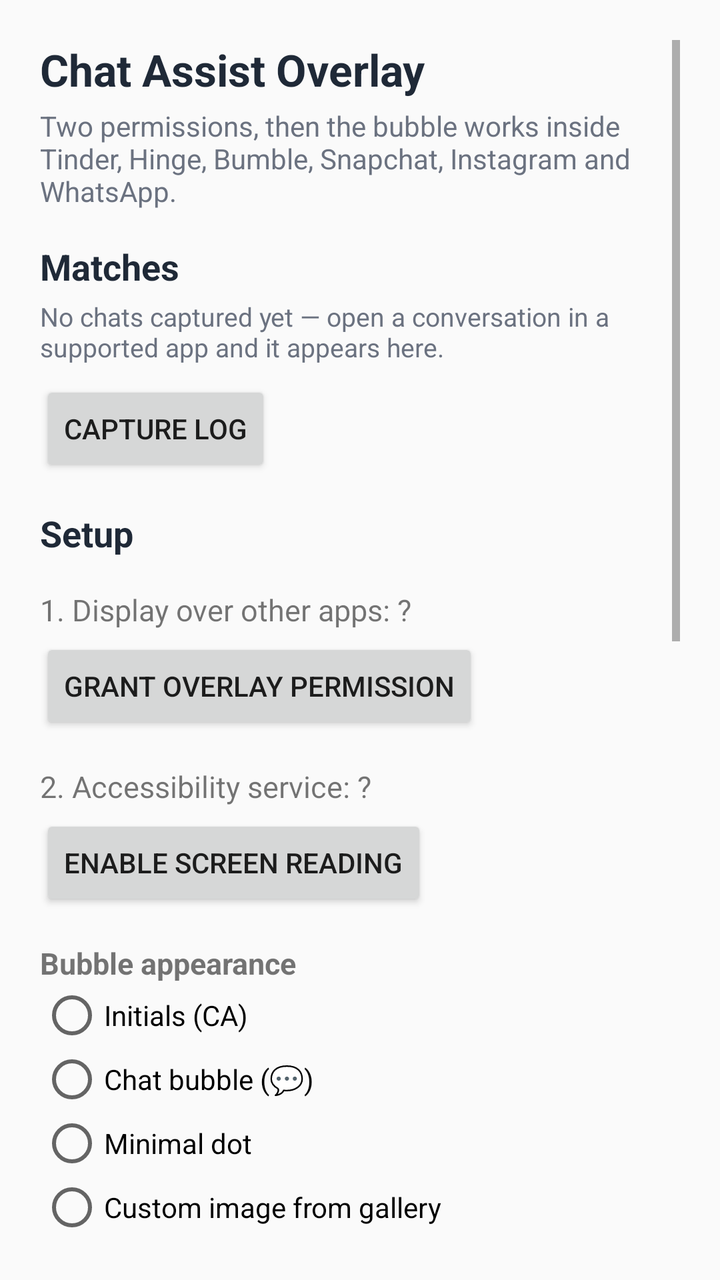
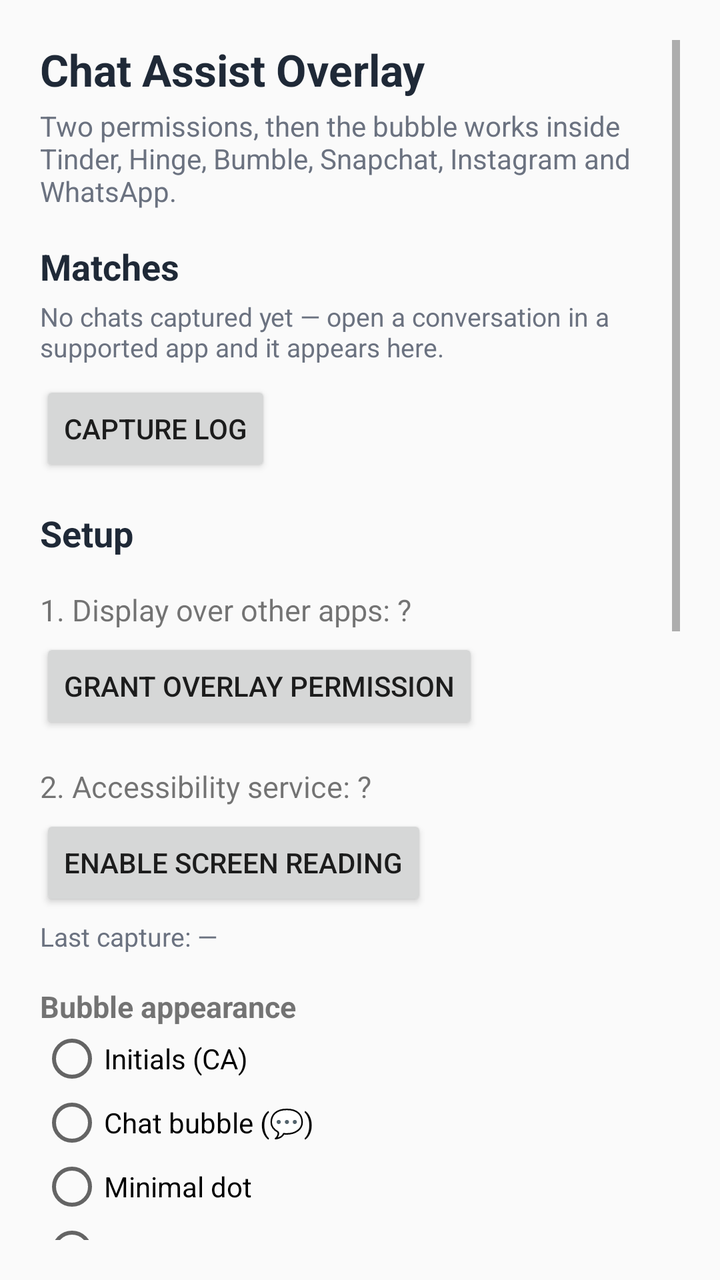

The first picture is an Android layout as it rendered before a commit; the second is the same layout after the commit. The layout source and the unified diff follow.
<!-- AndroidManifest.xml: application theme Theme.ChatAssist -->
<!-- res/layout/activity_main.xml -->
<?xml version="1.0" encoding="utf-8"?>
<ScrollView xmlns:android="http://schemas.android.com/apk/res/android"
    android:layout_width="match_parent"
    android:layout_height="match_parent"
    android:padding="20dp">

    <LinearLayout
        android:layout_width="match_parent"
        android:layout_height="wrap_content"
        android:orientation="vertical">

        <TextView
            android:layout_width="wrap_content"
            android:layout_height="wrap_content"
            android:text="Chat Assist Overlay"
            android:textColor="@color/ink"
            android:textSize="22sp"
            android:textStyle="bold" />

        <TextView
            android:layout_width="wrap_content"
            android:layout_height="wrap_content"
            android:layout_marginTop="4dp"
            android:text="Two permissions, then the bubble works inside Tinder, Hinge, Bumble, Snapchat, Instagram and WhatsApp."
            android:textColor="#6B7280"
            android:textSize="14sp" />

        <TextView
            android:layout_width="wrap_content"
            android:layout_height="wrap_content"
            android:layout_marginTop="16dp"
            android:text="Matches"
            android:textColor="@color/ink"
            android:textSize="18sp"
            android:textStyle="bold" />

        <TextView
            android:id="@+id/matchEmptyHint"
            android:layout_width="wrap_content"
            android:layout_height="wrap_content"
            android:layout_marginTop="4dp"
            android:text="No chats captured yet — open a conversation in a supported app and it appears here."
            android:textColor="#6B7280"
            android:textSize="13sp" />

        <LinearLayout
            android:id="@+id/matchList"
            android:layout_width="match_parent"
            android:layout_height="wrap_content"
            android:layout_marginTop="4dp"
            android:orientation="vertical" />

        <Button
            android:id="@+id/btnCaptureLog"
            android:layout_width="wrap_content"
            android:layout_height="wrap_content"
            android:layout_marginTop="4dp"
            android:text="Capture log" />

        <TextView
            android:layout_width="wrap_content"
            android:layout_height="wrap_content"
            android:layout_marginTop="16dp"
            android:text="Setup"
            android:textColor="@color/ink"
            android:textSize="18sp"
            android:textStyle="bold" />

        <TextView
            android:id="@+id/statusOverlay"
            android:layout_width="wrap_content"
            android:layout_height="wrap_content"
            android:layout_marginTop="16dp"
            android:text="1. Display over other apps: ?"
            android:textSize="15sp" />

        <Button
            android:id="@+id/btnOverlay"
            android:layout_width="wrap_content"
            android:layout_height="wrap_content"
            android:layout_marginTop="4dp"
            android:text="Grant overlay permission" />

        <TextView
            android:id="@+id/statusA11y"
            android:layout_width="wrap_content"
            android:layout_height="wrap_content"
            android:layout_marginTop="16dp"
            android:text="2. Accessibility service: ?"
            android:textSize="15sp" />

        <Button
            android:id="@+id/btnA11y"
            android:layout_width="wrap_content"
            android:layout_height="wrap_content"
            android:layout_marginTop="4dp"
            android:text="Enable screen reading" />

        <TextView
            android:layout_width="wrap_content"
            android:layout_height="wrap_content"
            android:layout_marginTop="16dp"
            android:text="Bubble appearance"
            android:textSize="15sp"
            android:textStyle="bold" />

        <RadioGroup
            android:id="@+id/iconGroup"
            android:layout_width="match_parent"
            android:layout_height="wrap_content"
            android:orientation="vertical">

            <RadioButton
                android:id="@+id/radioInitials"
                android:layout_width="wrap_content"
                android:layout_height="wrap_content"
                android:text="Initials (CA)" />

            <RadioButton
                android:id="@+id/radioChat"
                android:layout_width="wrap_content"
                android:layout_height="wrap_content"
                android:text="Chat bubble (💬)" />

            <RadioButton
                android:id="@+id/radioDot"
                android:layout_width="wrap_content"
                android:layout_height="wrap_content"
                android:text="Minimal dot" />

            <RadioButton
                android:id="@+id/radioCustom"
                android:layout_width="wrap_content"
                android:layout_height="wrap_content"
                android:text="Custom image from gallery" />
        </RadioGroup>

        <LinearLayout
            android:layout_width="match_parent"
            android:layout_height="wrap_content"
            android:layout_marginTop="8dp"
            android:gravity="center_vertical"
            android:orientation="horizontal">

            <TextView
                android:layout_width="wrap_content"
                android:layout_height="wrap_content"
                android:text="Size"
                android:textSize="14sp" />

            <SeekBar
                android:id="@+id/sizeSeek"
                android:layout_width="0dp"
                android:layout_height="wrap_content"
                android:layout_marginStart="8dp"
                android:layout_weight="1" />

            <TextView
                android:id="@+id/sizeValue"
                android:layout_width="wrap_content"
                android:layout_height="wrap_content"
                android:layout_marginStart="8dp"
                android:text="56 dp"
                android:textSize="14sp" />
        </LinearLayout>

        <LinearLayout
            android:layout_width="match_parent"
            android:layout_height="wrap_content"
            android:layout_marginTop="4dp"
            android:gravity="center_vertical"
            android:orientation="horizontal">

            <TextView
                android:layout_width="wrap_content"
                android:layout_height="wrap_content"
                android:text="Transparency"
                android:textSize="14sp" />

            <SeekBar
                android:id="@+id/alphaSeek"
                android:layout_width="0dp"
                android:layout_height="wrap_content"
                android:layout_marginStart="8dp"
                android:layout_weight="1" />

            <TextView
                android:id="@+id/alphaValue"
                android:layout_width="wrap_content"
                android:layout_height="wrap_content"
                android:layout_marginStart="8dp"
                android:text="100%"
                android:textSize="14sp" />
        </LinearLayout>

        <LinearLayout
            android:layout_width="match_parent"
            android:layout_height="wrap_content"
            android:layout_marginTop="4dp"
            android:gravity="center_vertical"
            android:orientation="horizontal">

            <TextView
                android:layout_width="wrap_content"
                android:layout_height="wrap_content"
                android:text="Panel opacity"
                android:textSize="14sp" />

            <SeekBar
                android:id="@+id/panelAlphaSeek"
                android:layout_width="0dp"
                android:layout_height="wrap_content"
                android:layout_marginStart="8dp"
                android:layout_weight="1" />

            <TextView
                android:id="@+id/panelAlphaValue"
                android:layout_width="wrap_content"
                android:layout_height="wrap_content"
                android:layout_marginStart="8dp"
                android:text="80%"
                android:textSize="14sp" />
        </LinearLayout>

        <TextView
            android:layout_width="wrap_content"
            android:layout_height="wrap_content"
            android:layout_marginTop="4dp"
            android:text="Start enables when the bubble isn't running, or after you change appearance above."
            android:textColor="#6B7280"
            android:textSize="13sp" />

        <TextView
            android:layout_width="wrap_content"
            android:layout_height="wrap_content"
            android:layout_marginTop="16dp"
            android:text="You are"
            android:textSize="15sp"
            android:textStyle="bold" />

        <TextView
            android:layout_width="wrap_content"
            android:layout_height="wrap_content"
            android:layout_marginTop="2dp"
            android:text="Your Hindi replies use masculine or feminine verbs for your own lines — declare it once, no matter how your match writes."
            android:textColor="#6B7280"
            android:textSize="13sp" />

        <RadioGroup
            android:id="@+id/genderGroup"
            android:layout_width="match_parent"
            android:layout_height="wrap_content"
            android:layout_marginTop="4dp"
            android:orientation="horizontal">

            <RadioButton
                android:id="@+id/radioMale"
                android:layout_width="wrap_content"
                android:layout_height="wrap_content"
                android:layout_marginEnd="16dp"
                android:text="Male" />

            <RadioButton
                android:id="@+id/radioFemale"
                android:layout_width="wrap_content"
                android:layout_height="wrap_content"
                android:layout_marginEnd="16dp"
                android:text="Female" />

            <RadioButton
                android:id="@+id/radioGenderSkip"
                android:layout_width="wrap_content"
                android:layout_height="wrap_content"
                android:text="Skip" />
        </RadioGroup>

        <TextView
            android:layout_width="wrap_content"
            android:layout_height="wrap_content"
            android:layout_marginTop="16dp"
            android:text="Automation"
            android:textSize="15sp"
            android:textStyle="bold" />

        <androidx.appcompat.widget.SwitchCompat
            android:id="@+id/autoPasteSwitch"
            android:layout_width="wrap_content"
            android:layout_height="wrap_content"
            android:layout_marginTop="4dp"
            android:text="Tap suggestion pastes it into the chat input"
            android:textSize="14sp" />

        <TextView
            android:layout_width="wrap_content"
            android:layout_height="wrap_content"
            android:layout_marginTop="2dp"
            android:text="You always press send yourself. Off = tap copies to clipboard."
            android:textColor="#6B7280"
            android:textSize="13sp" />

        <Button
            android:id="@+id/btnStart"
            android:layout_width="wrap_content"
            android:layout_height="wrap_content"
            android:layout_marginTop="12dp"
            android:text="Start bubble" />

        <TextView
            android:id="@+id/statusBattery"
            android:layout_width="wrap_content"
            android:layout_height="wrap_content"
            android:layout_marginTop="16dp"
            android:text="3. Battery optimization: ?"
            android:textSize="15sp" />

        <Button
            android:id="@+id/btnBattery"
            android:layout_width="wrap_content"
            android:layout_height="wrap_content"
            android:layout_marginTop="4dp"
            android:text="Disable battery optimization" />

        <TextView
            android:layout_width="wrap_content"
            android:layout_height="wrap_content"
            android:layout_marginTop="2dp"
            android:text="Nothing/Xiaomi/Oppo kill background bubbles within minutes unless exempted. No exemption = bubble vanishes mid-chat."
            android:textColor="#6B7280"
            android:textSize="13sp" />

        <Button
            android:id="@+id/btnTest"
            android:layout_width="wrap_content"
            android:layout_height="wrap_content"
            android:layout_marginTop="8dp"
            android:text="Send test suggestion request" />

        <TextView
            android:id="@+id/testResult"
            android:layout_width="wrap_content"
            android:layout_height="wrap_content"
            android:layout_marginTop="8dp"
            android:text=""
            android:textSize="14sp" />

        <TextView
            android:id="@+id/versionFooter"
            android:layout_width="wrap_content"
            android:layout_height="wrap_content"
            android:layout_gravity="center_horizontal"
            android:layout_marginTop="24dp"
            android:textColor="#9CA3AF"
            android:textSize="12sp" />
    </LinearLayout>
</ScrollView>
<!-- resources referenced by this layout -->
<resources>
  <color name="ink">#1F2937</color>
  <style name="Theme.ChatAssist" parent="Theme.AppCompat.Light.NoActionBar">
          <item name="colorPrimary">@color/brand</item>
          <item name="colorPrimaryDark">@color/brand_dark</item>
          <item name="android:windowBackground">@color/paper</item>
      </style>
  <color name="brand">#DB2777</color>
  <color name="brand_dark">#9D174D</color>
  <color name="paper">#FAFAFA</color>
</resources>

<!-- the commit's change to res/layout/activity_main.xml (unified diff, before → after) -->
@@ -95,6 +95,25 @@
             android:layout_height="wrap_content"
             android:layout_marginTop="4dp"
             android:text="Enable screen reading" />
+
+        <TextView
+            android:id="@+id/statusCapture"
+            android:layout_width="wrap_content"
+            android:layout_height="wrap_content"
+            android:layout_marginTop="4dp"
+            android:text="Last capture: —"
+            android:textColor="#6B7280"
+            android:textSize="13sp" />
+
+        <TextView
+            android:id="@+id/a11yHint"
+            android:layout_width="wrap_content"
+            android:layout_height="wrap_content"
+            android:layout_marginTop="4dp"
+            android:text="Still shows off after enabling? Android 13+ blocks sideloaded apps under “Restricted settings”: open this app's App info → ⋮ menu → Allow restricted settings, then enable again."
+            android:textColor="#6B7280"
+            android:textSize="13sp"
+            android:visibility="gone" />
 
         <TextView
             android:layout_width="wrap_content"
